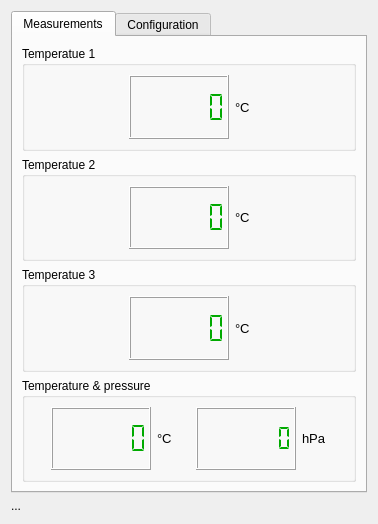
Before: the Qt Designer form ELITPCdcs/clientGUI/forms/piweather.ui in m-fila/ELITPCdcs, drawn with Qt 5.
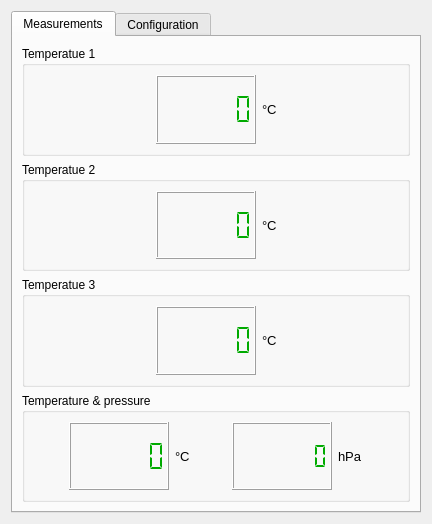
After: the same form once the commit is applied.

Diff of the .ui file:
```diff
--- a/ELITPCdcs/clientGUI/forms/piweather.ui
+++ b/ELITPCdcs/clientGUI/forms/piweather.ui
@@ -6,7 +6,7 @@
    <rect>
     <x>0</x>
     <y>0</y>
-    <width>378</width>
+    <width>432</width>
     <height>524</height>
    </rect>
   </property>
@@ -763,13 +763,6 @@
      </widget>
     </widget>
    </item>
-   <item>
-    <widget class="QLabel" name="statusLabel">
-     <property name="text">
-      <string>...</string>
-     </property>
-    </widget>
-   </item>
   </layout>
  </widget>
  <resources/>
```
